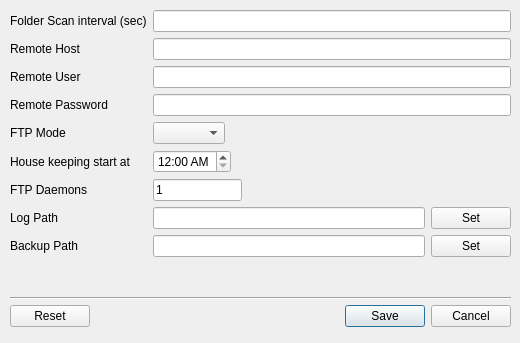
The window that FTPClient/settingsdlg.ui (supunt/QTApps) describes before a commit, drawn with Qt 5.
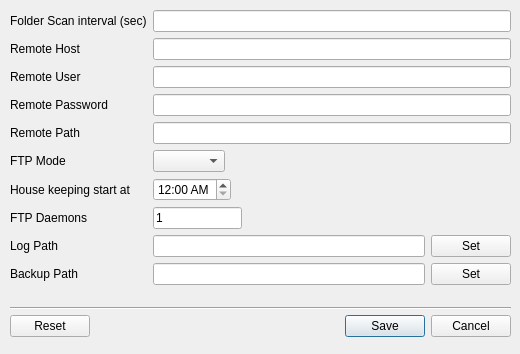
The same window after the commit.

```diff
--- a/FTPClient/settingsdlg.ui
+++ b/FTPClient/settingsdlg.ui
@@ -7,7 +7,7 @@
     <x>0</x>
     <y>0</y>
     <width>520</width>
-    <height>343</height>
+    <height>354</height>
    </rect>
   </property>
   <property name="sizePolicy">
@@ -44,7 +44,7 @@
    <property name="geometry">
     <rect>
      <x>10</x>
-     <y>300</y>
+     <y>310</y>
      <width>501</width>
      <height>32</height>
     </rect>
@@ -62,7 +62,7 @@
      <x>10</x>
      <y>10</y>
      <width>501</width>
-     <height>254</height>
+     <height>281</height>
     </rect>
    </property>
    <layout class="QGridLayout" name="settingsLayout">
@@ -126,28 +126,7 @@
       </property>
      </widget>
     </item>
-    <item row="3" column="0">
-     <widget class="QLabel" name="label_5">
-      <property name="text">
-       <string>Remote Password</string>
-      </property>
-     </widget>
-    </item>
-    <item row="0" column="0">
-     <widget class="QLabel" name="label">
-      <property name="text">
-       <string>Folder Scan interval (sec)</string>
-      </property>
-     </widget>
-    </item>
-    <item row="7" column="0">
-     <widget class="QLabel" name="label_6">
-      <property name="text">
-       <string>Log Path</string>
-      </property>
-     </widget>
-    </item>
-    <item row="5" column="1">
+    <item row="6" column="1">
      <layout class="QHBoxLayout" name="horizontalLayout_2">
       <item>
        <layout class="QHBoxLayout" name="horizontalLayout_4">
@@ -178,35 +157,56 @@
       </item>
      </layout>
     </item>
-    <item row="5" column="0">
-     <widget class="QLabel" name="label_7">
-      <property name="text">
-       <string>House keeping start at</string>
-      </property>
-     </widget>
-    </item>
-    <item row="6" column="0">
-     <widget class="QLabel" name="label_2">
-      <property name="text">
-       <string>FTP Daemons</string>
-      </property>
-     </widget>
-    </item>
-    <item row="8" column="0">
+    <item row="9" column="0">
      <widget class="QLabel" name="label_8">
       <property name="text">
        <string>Backup Path</string>
       </property>
      </widget>
     </item>
-    <item row="4" column="0">
+    <item row="7" column="0">
+     <widget class="QLabel" name="label_2">
+      <property name="text">
+       <string>FTP Daemons</string>
+      </property>
+     </widget>
+    </item>
+    <item row="5" column="0">
      <widget class="QLabel" name="label_9">
       <property name="text">
        <string>FTP Mode</string>
       </property>
      </widget>
     </item>
-    <item row="8" column="1">
+    <item row="6" column="0">
+     <widget class="QLabel" name="label_7">
+      <property name="text">
+       <string>House keeping start at</string>
+      </property>
+     </widget>
+    </item>
+    <item row="0" column="0">
+     <widget class="QLabel" name="label">
+      <property name="text">
+       <string>Folder Scan interval (sec)</string>
+      </property>
+     </widget>
+    </item>
+    <item row="3" column="0">
+     <widget class="QLabel" name="label_5">
+      <property name="text">
+       <string>Remote Password</string>
+      </property>
+     </widget>
+    </item>
+    <item row="8" column="0">
+     <widget class="QLabel" name="label_6">
+      <property name="text">
+       <string>Log Path</string>
+      </property>
+     </widget>
+    </item>
+    <item row="9" column="1">
      <layout class="QHBoxLayout" name="horizontalLayout">
       <item>
        <widget class="QLineEdit" name="bkup_path">
@@ -227,7 +227,7 @@
       </item>
      </layout>
     </item>
-    <item row="7" column="1">
+    <item row="8" column="1">
      <layout class="QHBoxLayout" name="horizontalLayout_3">
       <item>
        <widget class="QLineEdit" name="log_path">
@@ -248,37 +248,7 @@
       </item>
      </layout>
     </item>
-    <item row="6" column="1">
-     <layout class="QHBoxLayout" name="horizontalLayout_9">
-      <item>
-       <widget class="QLineEdit" name="thread_count">
-        <property name="toolTip">
-         <string>This is a future enhancement.</string>
-        </property>
-        <property name="text">
-         <string>1</string>
-        </property>
-        <property name="readOnly">
-         <bool>true</bool>
-        </property>
-       </widget>
-      </item>
-      <item>
-       <spacer name="horizontalSpacer_6">
-        <property name="orientation">
-         <enum>Qt::Horizontal</enum>
-        </property>
-        <property name="sizeHint" stdset="0">
-         <size>
-          <width>288</width>
-          <height>17</height>
-         </size>
-        </property>
-       </spacer>
-      </item>
-     </layout>
-    </item>
-    <item row="4" column="1">
+    <item row="5" column="1">
      <layout class="QHBoxLayout" name="horizontalLayout_5">
       <item>
        <widget class="QComboBox" name="ftp_mode">
@@ -320,13 +290,60 @@
       </item>
      </layout>
     </item>
+    <item row="7" column="1">
+     <layout class="QHBoxLayout" name="horizontalLayout_9">
+      <item>
+       <widget class="QLineEdit" name="thread_count">
+        <property name="toolTip">
+         <string>This is a future enhancement.</string>
+        </property>
+        <property name="text">
+         <string>1</string>
+        </property>
+        <property name="readOnly">
+         <bool>true</bool>
+        </property>
+       </widget>
+      </item>
+      <item>
+       <spacer name="horizontalSpacer_6">
+        <property name="orientation">
+         <enum>Qt::Horizontal</enum>
+        </property>
+        <property name="sizeHint" stdset="0">
+         <size>
+          <width>288</width>
+          <height>17</height>
+         </size>
+        </property>
+       </spacer>
+      </item>
+     </layout>
+    </item>
+    <item row="4" column="0">
+     <widget class="QLabel" name="label_10">
+      <property name="text">
+       <string>Remote Path</string>
+      </property>
+     </widget>
+    </item>
+    <item row="4" column="1">
+     <widget class="QLineEdit" name="ftp_cd_path">
+      <property name="toolTip">
+       <string>FTP password</string>
+      </property>
+      <property name="echoMode">
+       <enum>QLineEdit::Normal</enum>
+      </property>
+     </widget>
+    </item>
    </layout>
   </widget>
   <widget class="Line" name="line">
    <property name="geometry">
     <rect>
      <x>10</x>
-     <y>290</y>
+     <y>300</y>
      <width>501</width>
      <height>16</height>
     </rect>
```
Left out of the diff: 40 changed lines with no effect on the pictures.
